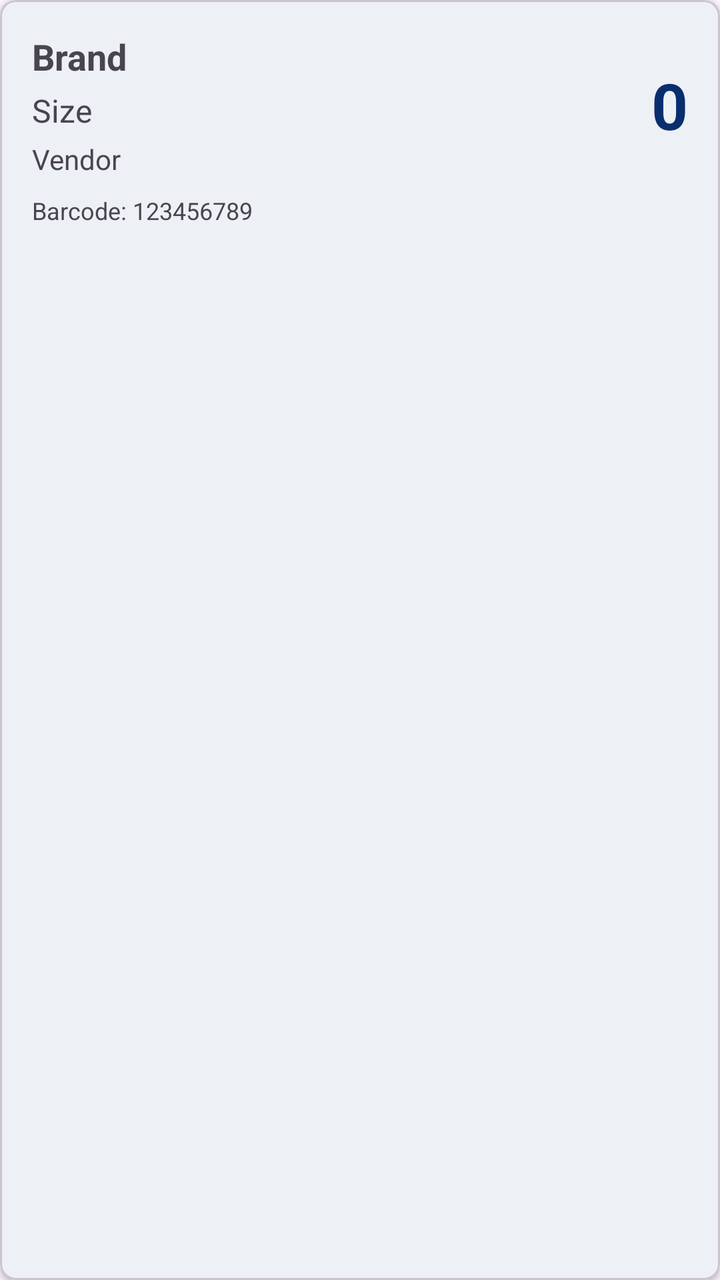
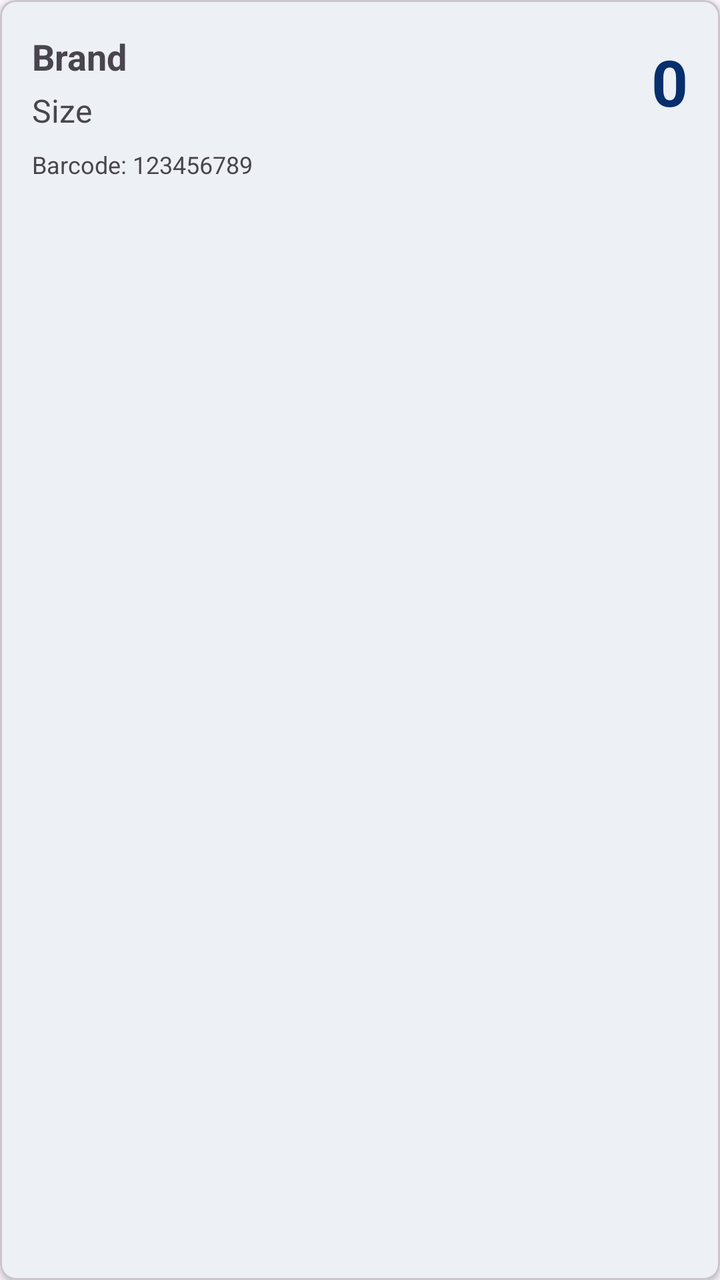

An Android layout rendered at two revisions. The XML below is the earlier revision; the diff shows what the commit changed to produce the second picture.
<!-- AndroidManifest.xml: application theme Theme.BarcodeScannerApp -->
<!-- res/layout/item_tire.xml -->
<?xml version="1.0" encoding="utf-8"?>
<com.google.android.material.card.MaterialCardView xmlns:android="http://schemas.android.com/apk/res/android"
    xmlns:app="http://schemas.android.com/apk/res-auto"
    android:layout_width="match_parent"
    android:layout_height="wrap_content"
    android:layout_margin="8dp"
    app:cardElevation="2dp"
    app:cardCornerRadius="8dp">

    <LinearLayout
        android:layout_width="match_parent"
        android:layout_height="wrap_content"
        android:orientation="vertical"
        android:padding="16dp">

        <LinearLayout
            android:layout_width="match_parent"
            android:layout_height="wrap_content"
            android:orientation="horizontal">

            <LinearLayout
                android:layout_width="0dp"
                android:layout_height="wrap_content"
                android:layout_weight="1"
                android:orientation="vertical">

                <TextView
                    android:id="@+id/tvBrand"
                    android:layout_width="wrap_content"
                    android:layout_height="wrap_content"
                    android:text="Brand"
                    android:textSize="18sp"
                    android:textStyle="bold" />

                <TextView
                    android:id="@+id/tvSize"
                    android:layout_width="wrap_content"
                    android:layout_height="wrap_content"
                    android:layout_marginTop="4dp"
                    android:text="Size"
                    android:textSize="16sp" />

                <TextView
                    android:id="@+id/tvVendor"
                    android:layout_width="wrap_content"
                    android:layout_height="wrap_content"
                    android:layout_marginTop="4dp"
                    android:text="Vendor"
                    android:textSize="14sp"
                    android:textColor="?attr/colorOnSurfaceVariant" />

            </LinearLayout>

            <TextView
                android:id="@+id/tvQuantity"
                android:layout_width="wrap_content"
                android:layout_height="wrap_content"
                android:layout_gravity="center_vertical"
                android:text="0"
                android:textSize="32sp"
                android:textStyle="bold"
                android:textColor="?attr/colorPrimary" />

        </LinearLayout>

        <TextView
            android:id="@+id/tvBarcode"
            android:layout_width="wrap_content"
            android:layout_height="wrap_content"
            android:layout_marginTop="8dp"
            android:text="Barcode: 123456789"
            android:textSize="12sp"
            android:textColor="?attr/colorOnSurfaceVariant" />

    </LinearLayout>

</com.google.android.material.card.MaterialCardView>
<!-- resources referenced by this layout -->
<resources>
  <style name="Theme.BarcodeScannerApp" parent="Base.Theme.BarcodeScannerApp" />
  <style name="Base.Theme.BarcodeScannerApp" parent="Theme.Material3.DayNight.NoActionBar">
          <item name="android:statusBarColor">#C11236</item>
          <item name="colorPrimary">@color/blue</item>
          <item name="colorSurface">@color/white</item>
          <item name="colorOnSurface">@color/black</item>
      </style>
  <color name="blue">#082F6D</color>
  <color name="white">#FFFFFFFF</color>
  <color name="black">#FF000000</color>
</resources>

<!-- the commit's change to res/layout/item_tire.xml (unified diff, before → after) -->
@@ -40,15 +40,6 @@
                     android:text="Size"
                     android:textSize="16sp" />
 
-                <TextView
-                    android:id="@+id/tvVendor"
-                    android:layout_width="wrap_content"
-                    android:layout_height="wrap_content"
-                    android:layout_marginTop="4dp"
-                    android:text="Vendor"
-                    android:textSize="14sp"
-                    android:textColor="?attr/colorOnSurfaceVariant" />
-
             </LinearLayout>
 
             <TextView
